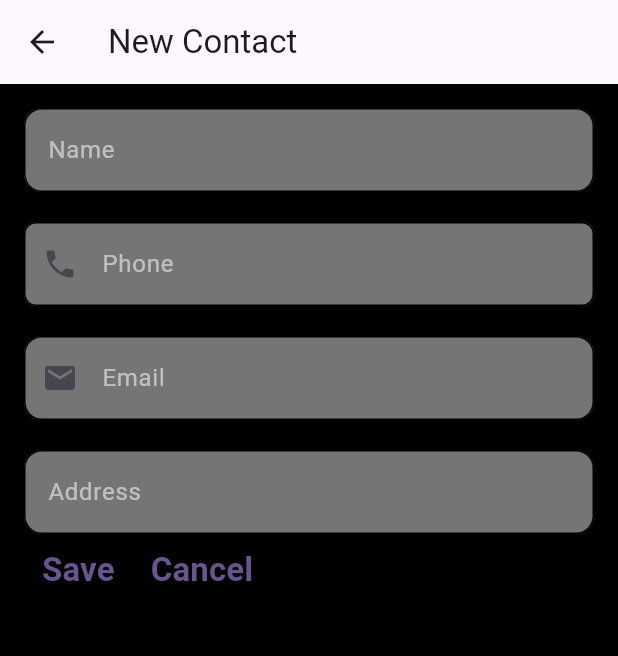
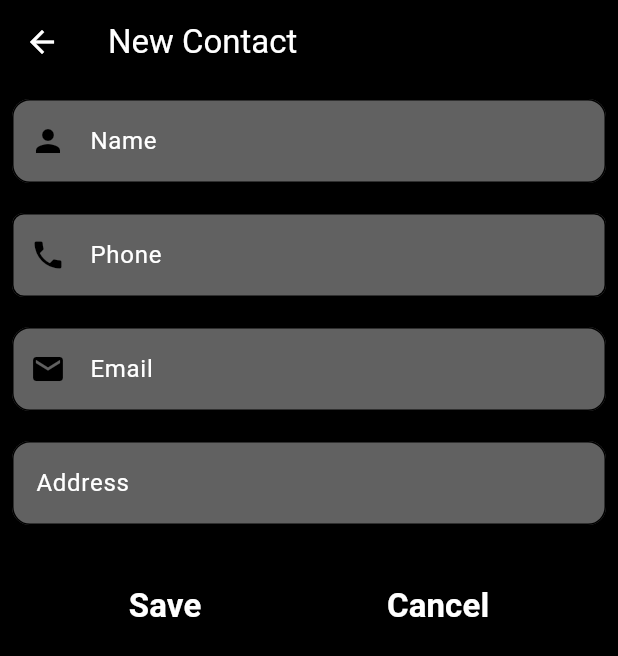
Before and after one commit to kvadah/flutter_Contacts-App, a Flutter app: the screen it shows after launch, after a tap on the "add" icon, on a phone screen of 412 x 824 dp. Shown: the top 656 px of the screen. Run offline on Flutter 3.47's test engine with Material 3 defaults, Android fonts, the phone set to English and light mode, and no system bars; our stand-ins replace fluttertoast, sqflite; accounts and stored records are empty.

Commit message:
improving the UI of new Contact view

```diff
--- a/lib/CRUD/crud_service.dart
+++ b/lib/CRUD/crud_service.dart
@@ -43,6 +43,7 @@ class DbService {
   late final StreamController<List<Contacts>> contactsStreamer;
   List<Contacts> _allContacts = [];
   DbService() {
+
     contactsStreamer = StreamController<List<Contacts>>.broadcast(onListen: () {
       contactsStreamer.sink.add(_allContacts);
     });
--- /dev/null
+++ b/lib/Toast/generic_toast.dart
@@ -0,0 +1,13 @@
+import 'package:fluttertoast/fluttertoast.dart';
+import 'package:flutter/material.dart';
+
+void showToast(String message, {ToastGravity gravity = ToastGravity.BOTTOM, Color bgColor = Colors.white, Color textColor = Colors.red}) {
+  Fluttertoast.showToast(
+    msg: message,
+    toastLength: Toast.LENGTH_SHORT,
+    gravity: gravity, // Position of the toast
+    backgroundColor: bgColor,
+    textColor: textColor,
+    fontSize: 16.0,
+  );
+}
--- a/lib/contacts_view.dart
+++ b/lib/contacts_view.dart
@@ -16,6 +16,7 @@ class _ContactsViewState extends State<ContactsView> {
   @override
   void initState() {
     dbService = DbService();
+    dbService.initDatabase();
     contactsStram = dbService.contactsStreamer.stream;
     super.initState();
   }
--- a/lib/new_contact_view.dart
+++ b/lib/new_contact_view.dart
@@ -1,4 +1,6 @@
+import 'package:contacts/CRUD/crud_exceptions.dart';
 import 'package:contacts/CRUD/crud_service.dart';
+import 'package:contacts/Toast/generic_toast.dart';
 import 'package:flutter/material.dart';
 
 class NewContact extends StatefulWidget {
@@ -36,24 +38,34 @@ class _NewContactState extends State<NewContact> {
   @override
   Widget build(BuildContext context) {
     return Scaffold(
+      backgroundColor: Colors.black,
       appBar: AppBar(
-        title: const Text('New Contact'),
+        iconTheme: const IconThemeData(color: Colors.white),
+        title: const Text(
+          'New Contact',
+          style: TextStyle(color: Colors.white),
         ),
-      body: Container(
-        padding: const EdgeInsets.all(16.0),
-        color: Colors.black, // Black background
+        backgroundColor: Colors.black26,
+      ),
+      body: Padding(
+        padding: const EdgeInsets.only(left: 8.0, right: 8, top: 10),
+        child: SingleChildScrollView(
           child: Column(
+            mainAxisSize: MainAxisSize.min,
             children: [
               TextFormField(
-              style: const TextStyle(color: Colors.white),
+                style: const TextStyle(
+                  color: Colors.white,
+                ),
                 controller: nameController, // White input text
 
                 decoration: InputDecoration(
                   filled: true,
-                fillColor: Colors.grey[600],
+                  prefixIcon: const Icon(Icons.person, color: Colors.black),
+                  fillColor: Colors.grey[700],
                   labelText: 'Name',
                   labelStyle:
-                    const TextStyle(color: Colors.white54), // Gray label
+                      const TextStyle(color: Colors.white), // Gray label
                   enabledBorder: OutlineInputBorder(
                     borderSide:
                         const BorderSide(color: Colors.black), // Gray boundary
@@ -72,10 +84,13 @@ class _NewContactState extends State<NewContact> {
                 controller: phoneController,
                 decoration: InputDecoration(
                   filled: true,
-                fillColor: Colors.grey[600],
-                prefixIcon: const Icon(Icons.phone),
+                  fillColor: Colors.grey[700],
+                  prefixIcon: const Icon(
+                    Icons.phone,
+                    color: Colors.black,
+                  ),
                   labelText: 'Phone',
-                labelStyle: const TextStyle(color: Colors.white54),
+                  labelStyle: const TextStyle(color: Colors.white),
                   enabledBorder: OutlineInputBorder(
                     borderSide: const BorderSide(color: Colors.black),
                     borderRadius: BorderRadius.circular(8.0),
@@ -93,10 +108,10 @@ class _NewContactState extends State<NewContact> {
                 controller: emailController,
                 decoration: InputDecoration(
                   filled: true,
-                fillColor: Colors.grey[600],
-                prefixIcon: const Icon(Icons.email),
+                  fillColor: Colors.grey[700],
+                  prefixIcon: const Icon(Icons.email, color: Colors.black),
                   labelText: 'Email',
-                labelStyle: const TextStyle(color: Colors.white54),
+                  labelStyle: const TextStyle(color: Colors.white),
                   enabledBorder: OutlineInputBorder(
                     borderSide: const BorderSide(color: Colors.black),
                     borderRadius: BorderRadius.circular(12.0),
@@ -114,9 +129,9 @@ class _NewContactState extends State<NewContact> {
                 controller: addressController,
                 decoration: InputDecoration(
                   filled: true,
-                fillColor: Colors.grey[600],
+                  fillColor: Colors.grey[700],
                   labelText: 'Address',
-                labelStyle: const TextStyle(color: Colors.white54),
+                  labelStyle: const TextStyle(color: Colors.white),
                   enabledBorder: OutlineInputBorder(
                     borderSide: const BorderSide(color: Colors.black),
                     borderRadius: BorderRadius.circular(12.0),
@@ -127,41 +142,71 @@ class _NewContactState extends State<NewContact> {
                   ),
                 ),
               ),
-            Row(children: [
+              const SizedBox(height: 30),
+              Align(
+                alignment: Alignment.bottomCenter,
+                child: Padding(
+                  padding: const EdgeInsets.only(left: 16.0, right: 16.0),
+                  child: Row(
+                    mainAxisAlignment: MainAxisAlignment.spaceAround,
+                    children: [
                       TextButton(
                         onPressed: () async {
                           final name = nameController.text;
                           final email = emailController.text;
                           final phone = phoneController.text;
                           final address = addressController.text;
+                          if (name.isEmpty || phone.isEmpty) {
+                            if (name.isNotEmpty) {
+                               // ignore: use_build_context_synchronously
+                            Navigator.pop(context);
+                              return;
+                            }
+                          }
                           final contact = Contacts(
                             name: name,
                             email: email,
                             phone: phone,
                             address: address,
                           );
+
+                          try {
                             await widget.dbService.addContact(contact);
+
+                            // ignore: use_build_context_synchronously
+                            Navigator.pop(context);
+
+                            // ignore: empty_catches
+                          } on UserAlreadyRegistered {}
                         },
                         child: const Text(
                           'Save',
                           style: TextStyle(
+                            color: Colors.white,
                             fontSize: 22,
                             fontWeight: FontWeight.bold,
                           ),
                         ),
                       ),
                       TextButton(
-                onPressed: () async {},
+                        onPressed: () {
+                          Navigator.pop(context);
+                        },
                         child: const Text(
                           'Cancel',
                           style: TextStyle(
+                            color: Colors.white,
                             fontSize: 22,
                             fontWeight: FontWeight.bold,
                           ),
                         ),
+                      ),
+                    ],
+                  ),
+                ),
               )
-            ])
             ],
+          ),
         ),
       ),
     );
--- a/pubspec.yaml
+++ b/pubspec.yaml
@@ -37,6 +37,7 @@ dependencies:
   cupertino_icons: ^1.0.8
   sqflite: ^2.4.1
   path: ^1.9.0
+  fluttertoast: ^8.2.10
 
 dev_dependencies:
   flutter_test:
```
Also changed, not shown: pubspec.lock. Lines whose indentation alone changed are shown as unchanged.
